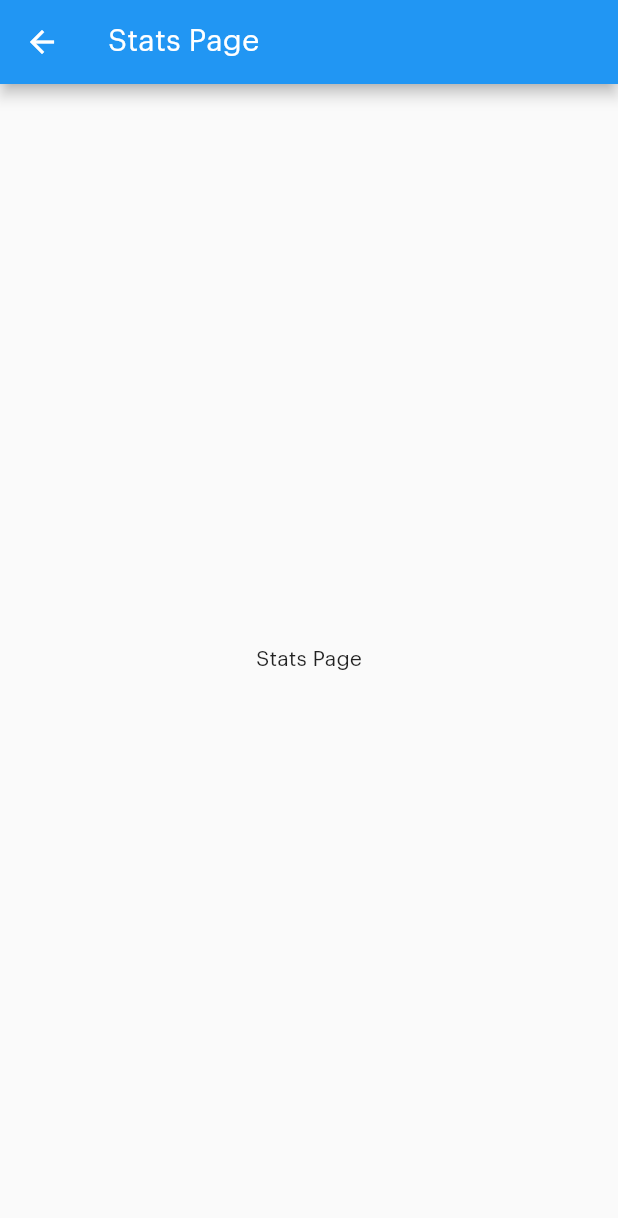
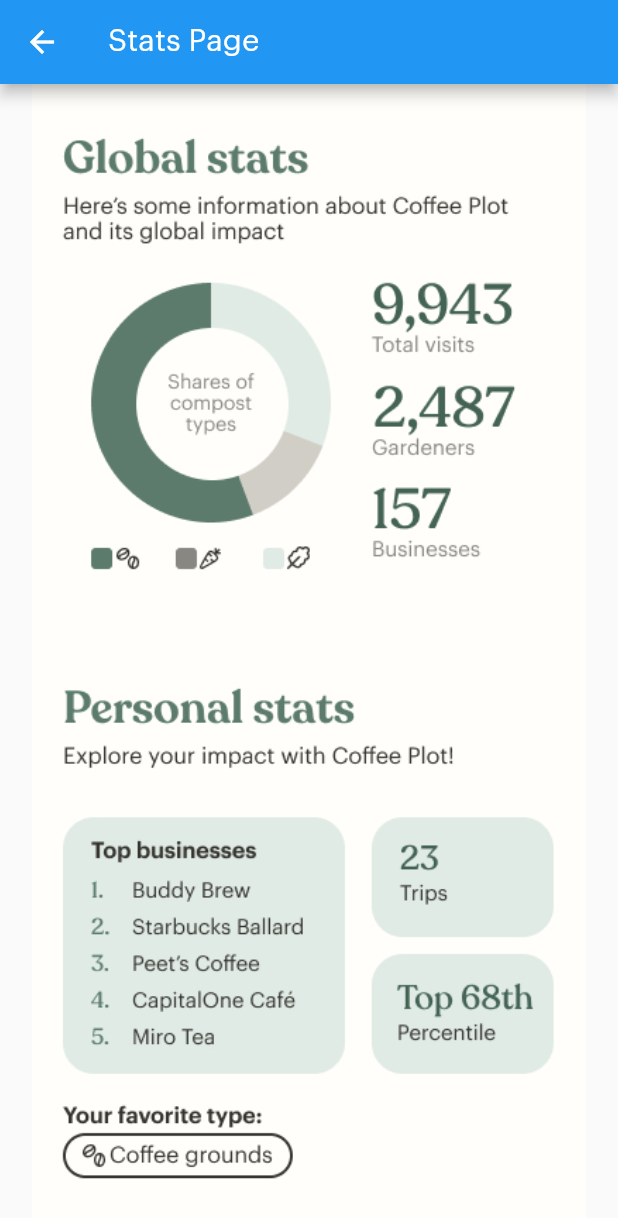
Before and after one commit to HackMIT-CoffeePlot/coffeeplot, a Flutter app: the StatsPage screen opened directly, on a phone screen of 412 x 824 dp. Shown: the top 1218 px of the screen. Run offline on Flutter 3.47's test engine with Material 2 defaults, Android fonts, the light colour scheme and no system bars; our stand-ins replace flutter_svg, geolocator, google_maps_flutter, shared_preferences; accounts and stored records are empty.

Commit message:
STATS PAGE WOOO

```diff
--- a/coffe_plot_frontend/lib/main.dart
+++ b/coffe_plot_frontend/lib/main.dart
@@ -9,7 +9,8 @@ class MyApp extends StatelessWidget {
   Widget build(BuildContext context) {
     return MaterialApp(
       title: 'Your App Title',
-      theme: ThemeData(primarySwatch: Colors.blue, fontFamily: 'GraphikLCG-Regular'),
+      theme: ThemeData(
+          primarySwatch: Colors.blue, fontFamily: 'GraphikLCG-Regular'),
       home: AuthWrapper(),
     );
   }
--- a/coffe_plot_frontend/lib/pages/stats_page.dart
+++ b/coffe_plot_frontend/lib/pages/stats_page.dart
@@ -1,4 +1,5 @@
 import 'package:flutter/material.dart';
+import 'package:flutter_svg/flutter_svg.dart';
 
 class StatsPage extends StatelessWidget {
   @override
@@ -7,8 +8,14 @@ class StatsPage extends StatelessWidget {
       appBar: AppBar(
         title: Text('Stats Page'),
       ),
+      // body:  SvgPicture.asset(
+      //         'lib/svgs/stats-image.svg',
+      //         color: Colors.grey,
+      //       ),
       body: Center(
-        child: Text('Stats Page'),
+        child: Image(
+          image: AssetImage('lib/svgs/stats-image.jpg'),
+        ),
       ),
     );
   }
--- a/coffe_plot_frontend/pubspec.yaml
+++ b/coffe_plot_frontend/pubspec.yaml
@@ -59,3 +59,5 @@ flutter:
     - lib/svgs/nav-icon-map.svg
     - lib/svgs/nav-icon-stats-selected.svg
     - lib/svgs/nav-icon-stats.svg
+    - lib/svgs/stats-image.svg
+    - lib/svgs/stats-image.jpg
```
Also changed, not shown: coffe_plot_frontend/lib/pages/auth_wrapper.dart (+6 -6 lines), coffe_plot_frontend/lib/pages/listings_page.dart (+10 -4 lines), coffe_plot_frontend/lib/svgs/coffeeplotlogo.svg (added), coffe_plot_frontend/lib/svgs/stats-image.jpg (added).
